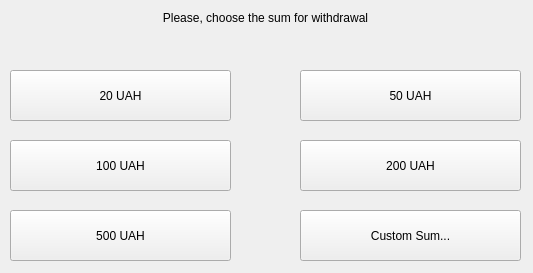
First picture: the form in client/client/gui/widgets/withdrawwidget.ui, repository eugeniashurko/ATM, before the edit.
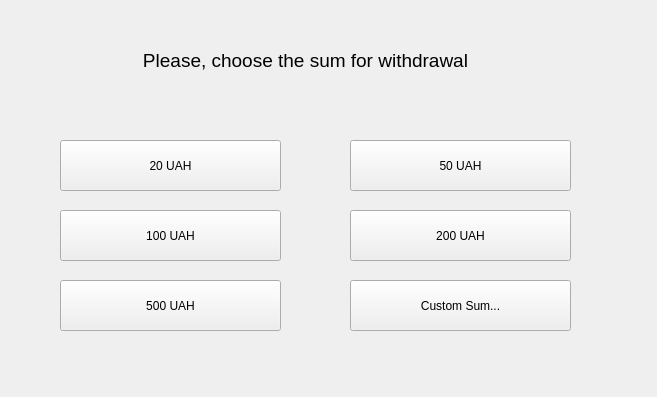
Second picture: the form after the edit.

```diff
--- a/client/client/gui/widgets/withdrawwidget.ui
+++ b/client/client/gui/widgets/withdrawwidget.ui
@@ -6,8 +6,8 @@
    <rect>
     <x>0</x>
     <y>0</y>
-    <width>533</width>
-    <height>273</height>
+    <width>657</width>
+    <height>397</height>
    </rect>
   </property>
   <property name="windowTitle">
@@ -16,8 +16,8 @@
   <widget class="QPushButton" name="sum500Button">
    <property name="geometry">
     <rect>
-     <x>10</x>
-     <y>210</y>
+     <x>60</x>
+     <y>280</y>
      <width>221</width>
      <height>51</height>
     </rect>
@@ -29,8 +29,8 @@
   <widget class="QPushButton" name="sum50Button">
    <property name="geometry">
     <rect>
-     <x>300</x>
-     <y>70</y>
+     <x>350</x>
+     <y>140</y>
      <width>221</width>
      <height>51</height>
     </rect>
@@ -42,8 +42,8 @@
   <widget class="QPushButton" name="sumCustomButton">
    <property name="geometry">
     <rect>
-     <x>300</x>
-     <y>210</y>
+     <x>350</x>
+     <y>280</y>
      <width>221</width>
      <height>51</height>
     </rect>
@@ -55,8 +55,8 @@
   <widget class="QPushButton" name="sum20Button">
    <property name="geometry">
     <rect>
-     <x>10</x>
-     <y>70</y>
+     <x>60</x>
+     <y>140</y>
      <width>221</width>
      <height>51</height>
     </rect>
@@ -68,8 +68,8 @@
   <widget class="QPushButton" name="sum200Button">
    <property name="geometry">
     <rect>
-     <x>300</x>
-     <y>140</y>
+     <x>350</x>
+     <y>210</y>
      <width>221</width>
      <height>51</height>
     </rect>
@@ -81,8 +81,8 @@
   <widget class="QPushButton" name="sum100Button">
    <property name="geometry">
     <rect>
-     <x>10</x>
-     <y>140</y>
+     <x>60</x>
+     <y>210</y>
      <width>221</width>
      <height>51</height>
     </rect>
@@ -94,12 +94,15 @@
   <widget class="QLabel" name="withdrawMessage">
    <property name="geometry">
     <rect>
-     <x>110</x>
-     <y>10</y>
-     <width>311</width>
-     <height>16</height>
+     <x>100</x>
+     <y>40</y>
+     <width>411</width>
+     <height>41</height>
     </rect>
    </property>
+   <property name="styleSheet">
+    <string notr="true">#withdrawMessage { font-size: 14pt; }</string>
+   </property>
    <property name="text">
     <string>Please, choose the sum for withdrawal</string>
    </property>
```
